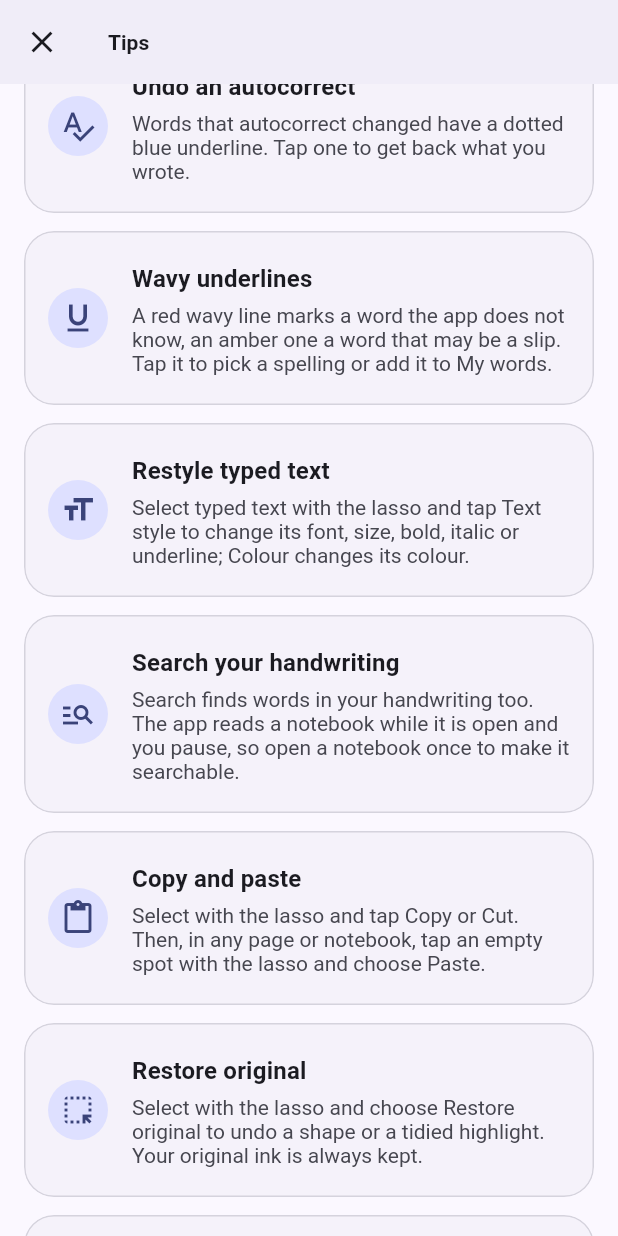
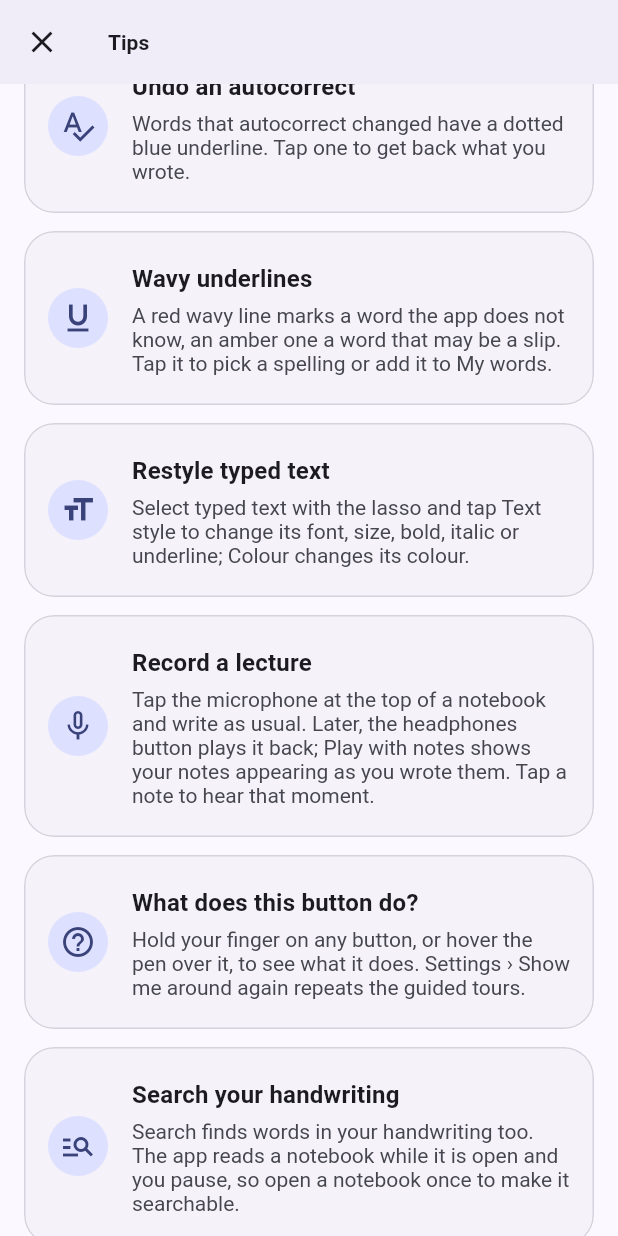
Before and after one commit to MalekBaghdadi/NeatInk, a Flutter app: the screen it shows after launch, scrolled down 576 dp, on a phone screen of 412 x 824 dp. Run offline on Flutter 3.47's test engine with Material 3 defaults, Android fonts, the phone set to English and light mode, and no system bars; our stand-ins replace file_picker, flutter_riverpod, share_plus, shared_preferences; missing offline and left inert: pdfrx, perfect_freehand; statements that could not run were skipped; project files that could hold a hidden picture were left out.

Commit message:
Release 1.12.0 (build 14): session 14 notes, 1.12 tablet checklist, tips, README, CLAUDE.md
Co-Authored-By: Claude Opus 5.5 <noreply@anthropic.com>
Claude-Session: https://claude.ai/code/session_016ZnJhcfhKxNcPHDWVGoCMp

```diff
--- a/lib/app/app_info.dart
+++ b/lib/app/app_info.dart
@@ -1,11 +1,11 @@
 /// Static facts about the app shown in Settings › About and the license page.
 ///
 /// Keep [version] and [buildNumber] in sync with `version:` in pubspec.yaml
-/// (`1.11.0+13` → version `1.11.0`, build `13`).
+/// (`1.12.0+14` → version `1.12.0`, build `14`).
 abstract final class AppInfo {
   static const String name = "Mariam's Notes";
-  static const String version = '1.11.0';
-  static const int buildNumber = 13;
+  static const String version = '1.12.0';
+  static const int buildNumber = 14;
 
   /// Version as shown to the user, e.g. "1.4.0 (build 6)".
   static const String displayVersion = '$version (build $buildNumber)';
--- a/lib/features/tips/tips_screen.dart
+++ b/lib/features/tips/tips_screen.dart
@@ -36,6 +36,13 @@ const List<Tip> appTips = [
   Tip(Icons.format_size, 'Restyle typed text',
       'Select typed text with the lasso and tap Text style to change its font, '
           'size, bold, italic or underline; Colour changes its colour.'),
+  Tip(Icons.mic_none, 'Record a lecture',
+      'Tap the microphone at the top of a notebook and write as usual. Later, '
+          'the headphones button plays it back; Play with notes shows your '
+          'notes appearing as you wrote them. Tap a note to hear that moment.'),
+  Tip(Icons.help_outline, 'What does this button do?',
+      'Hold your finger on any button, or hover the pen over it, to see what '
+          'it does. Settings › Show me around again repeats the guided tours.'),
   Tip(Icons.manage_search, 'Search your handwriting',
       'Search finds words in your handwriting too. The app reads a notebook '
           'while it is open and you pause, so open a notebook once to make it '
--- a/pubspec.yaml
+++ b/pubspec.yaml
@@ -2,7 +2,7 @@ name: neatink
 description: "NeatInk: handwriting notes for Android tablets. Offline, local, handwriting to typed text."
 publish_to: 'none'
 
-version: 1.11.0+13
+version: 1.12.0+14
 
 environment:
   sdk: ^3.13.0
```
Also changed, not shown: 4 other files.
